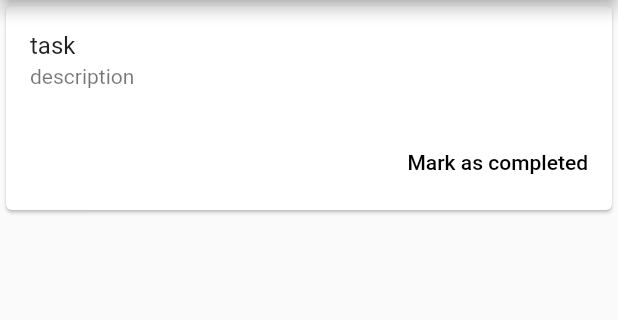
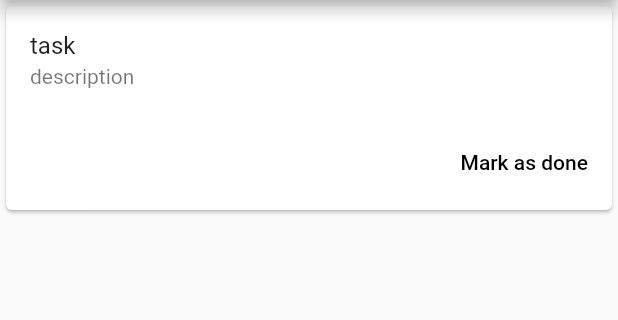
Before and after one commit to montedelgallo/flutter_workshop_todolist, a Flutter app: the screen it shows after launch, after a tap on the "refresh" icon, on a phone screen of 412 x 824 dp, the part 84-404 px from its top. Run offline on Flutter 3.47's test engine with Material 2 defaults, Android fonts, the phone set to English and light mode, and no system bars.

Commit message:
added “mark as done”  function

```diff
--- a/lib/main.dart
+++ b/lib/main.dart
@@ -29,11 +29,18 @@ class MyHomePage extends StatefulWidget {
 class _MyHomePageState extends State<MyHomePage> {
   List<Todo> _todoItems = [];
 
-  void _markAsDone() {
-    setState(() {});
+  void markAsDone(Todo todo) {
+    setState(() {
+      _todoItems[todo.id] = new Todo(
+          id: todo.id,
+          title: todo.title,
+          description: todo.description,
+          isCompleted: true);
+    });
   }
 
   Widget _buildTodoItem(Todo todo) {
+    if (!todo.isCompleted) {
       return new Card(
           child: new Column(
         children: <Widget>[
@@ -41,34 +48,54 @@ class _MyHomePageState extends State<MyHomePage> {
           ButtonBar(
             children: <Widget>[
               FlatButton(
+                child: Text("Mark as done"),
+                onPressed: () => markAsDone(todo),
+              )
+            ],
+          )
+        ],
+      ));
+    } else {
+      return new Card(
+          child: new Column(
+        children: <Widget>[
+          ListTile(
+              title: Text(
+                todo.title,
+                style: TextStyle(
+                    color: Colors.grey, decoration: TextDecoration.lineThrough),
+              ),
+              subtitle: Text(
+                todo.description,
+                style: TextStyle(
+                    color: Colors.grey, decoration: TextDecoration.lineThrough),
+              )),
+          ButtonBar(
+            children: <Widget>[
+              FlatButton(
                 child: Text("Mark as completed"),
-              onPressed: _markAsDone,
+                onPressed: null,
               )
             ],
           )
         ],
       ));
     }
-
-
+  }
 
   void _addTodoItem() {
     setState(() {
       int index = _todoItems.length;
-      _todoItems.add(
-          new Todo(id: index, title: "task", description: "description"));
+      _todoItems
+          .add(new Todo(id: index, title: "task", description: "description",isCompleted: false));
     });
   }
 
   Widget _buildTodoList() {
     return new ListView.builder(
+      itemCount: _todoItems.length,
       itemBuilder: (context, index) {
-        // itemBuilder will be automatically be called as many times as it takes for the
-        // list to fill up its available space, which is most likely more than the
-        // number of todo items we have. So, we need to check the index is OK.
-        if (index < _todoItems.length) {
         return _buildTodoItem(_todoItems[index]);
-        }
       },
     );
   }
--- a/lib/mock.dart
+++ b/lib/mock.dart
@@ -6,6 +6,6 @@ class Todo {
   final String title;
   final String description;
   final bool isCompleted;
-  const Todo({this.id,this.title,this.description,this.isCompleted=false});
+  const Todo({this.id,this.title,this.description,this.isCompleted});
 
 }
```
Lines whose indentation alone changed are shown as unchanged.
